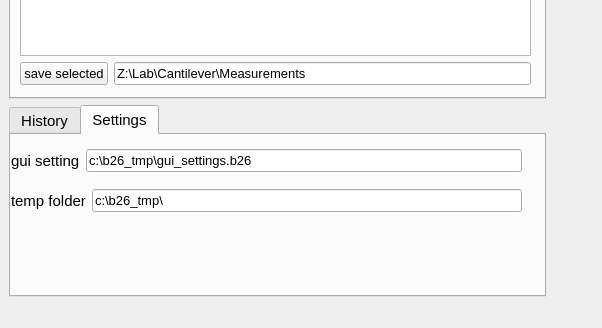
Qt form src/core/basic_application_window.ui (LISE-B26/pylabcontrol) before a commit; both pictures show x 0 to 602 and y 521 to 849 of the 1367 by 849 pixel window.
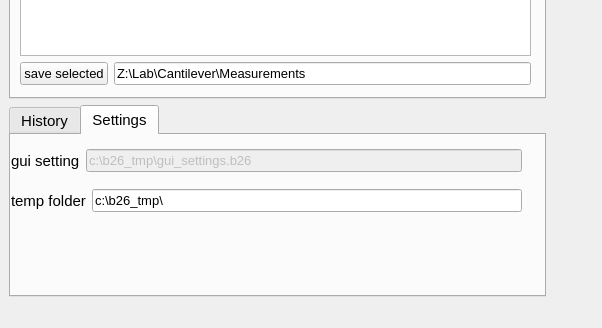
The same form after that commit. Custom widgets are drawn as their Qt base class.

```diff
--- a/src/core/basic_application_window.ui
+++ b/src/core/basic_application_window.ui
@@ -547,6 +547,9 @@
              </item>
              <item>
               <widget class="QLineEdit" name="txt_settings_path">
+               <property name="enabled">
+                <bool>false</bool>
+               </property>
                <property name="font">
                 <font>
                  <pointsize>10</pointsize>
```
